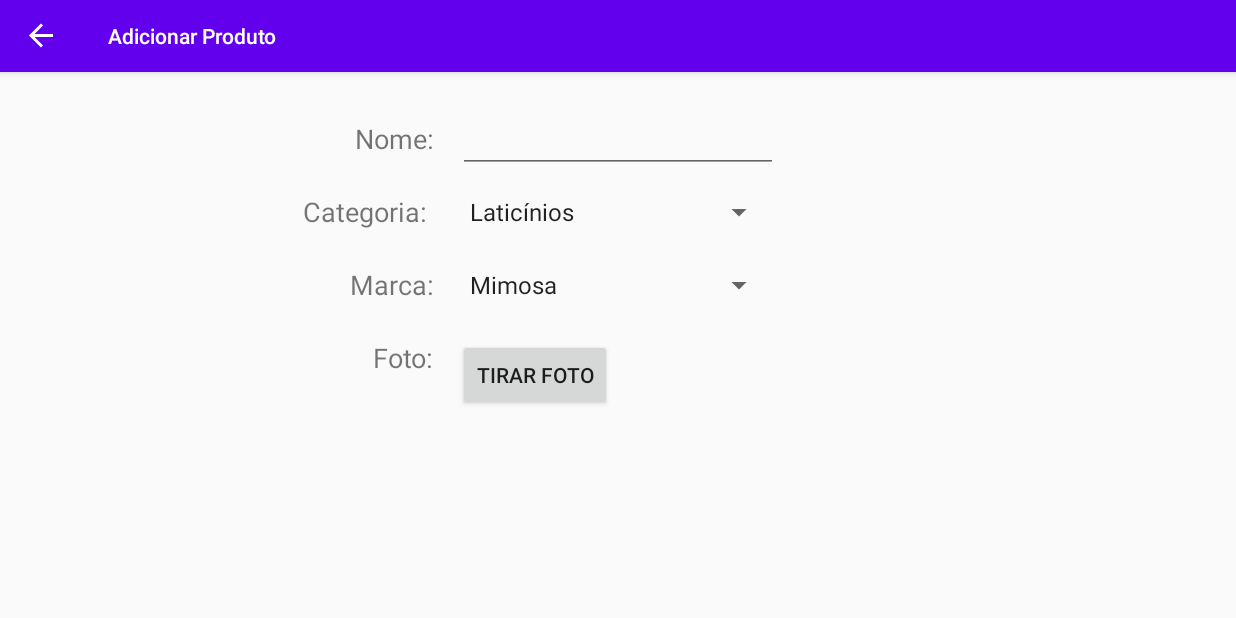
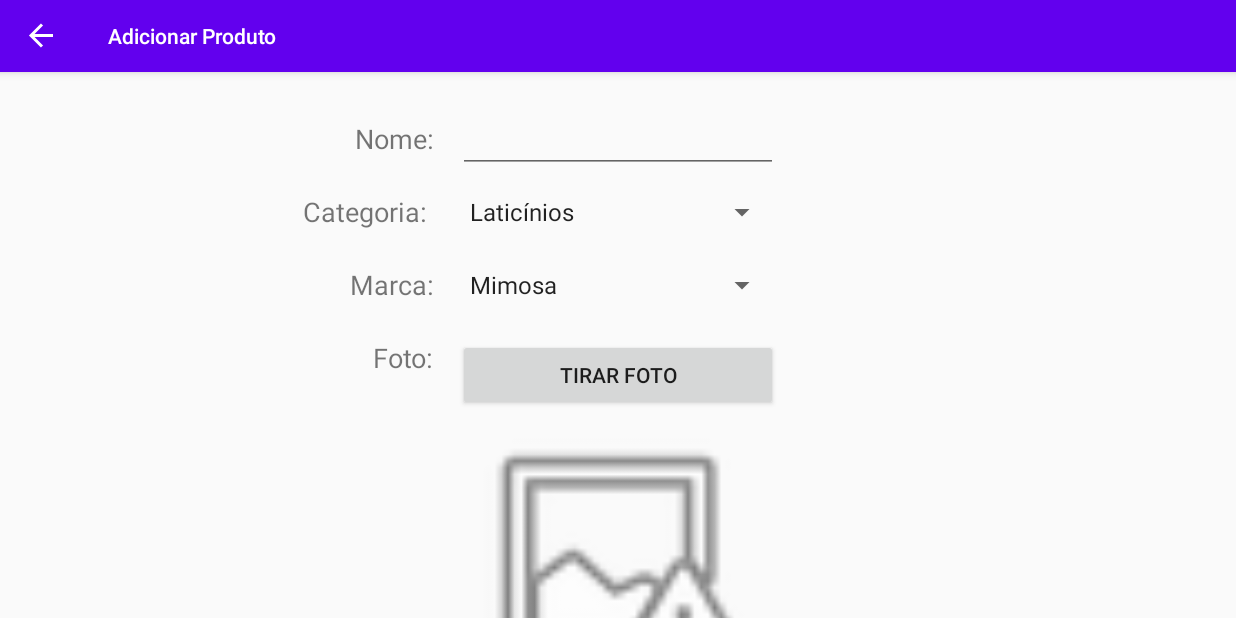
Before and after one commit to tiagonuneslx/gestao-da-cozinha, an Android app: the AdicionarProdutoFragment screen opened through its navigation route, on a phone screen of 824 x 412 dp (held sideways). Run offline under Robolectric (Android 15) with nearby library versions, the phone set to English and light mode, and no system bars; our stand-ins replace Room's generated code, Timber, data binding, navigation-ui; pictures from the network do not load.

Commit message:
Adicionar produto

```diff
--- a/app/src/main/java/com/example/gestaodacozinha/data/ProdutosDao.kt
+++ b/app/src/main/java/com/example/gestaodacozinha/data/ProdutosDao.kt
@@ -1,12 +1,7 @@
 package com.example.gestaodacozinha.data
 
 import androidx.lifecycle.LiveData
-import androidx.room.Dao
-import androidx.room.Delete
-import androidx.room.Insert
-import androidx.room.OnConflictStrategy
-import androidx.room.Query
-import androidx.room.Update
+import androidx.room.*
 
 @Dao
 interface ProdutosDao {
@@ -44,5 +39,5 @@ interface ProdutosDao {
     suspend fun removerMarca(marca: Marca)
 
     @Query("SELECT * FROM marca")
-    fun obterTodasMarcas(): LiveData<List<Categoria>>
+    fun obterTodasMarcas(): LiveData<List<Marca>>
 }
--- a/app/src/main/java/com/example/gestaodacozinha/ui/produtos/AdicionarProdutoFragment.kt
+++ b/app/src/main/java/com/example/gestaodacozinha/ui/produtos/AdicionarProdutoFragment.kt
@@ -1,76 +1,54 @@
 package com.example.gestaodacozinha.ui.produtos
 
+import android.app.Activity.RESULT_OK
 import android.content.Intent
-import android.net.Uri
 import android.os.Bundle
-import android.provider.MediaStore
 import android.view.LayoutInflater
 import android.view.View
 import android.view.ViewGroup
-import android.widget.AdapterView
-import android.widget.ArrayAdapter
-import androidx.core.content.FileProvider
 import androidx.fragment.app.Fragment
 import androidx.fragment.app.viewModels
+import com.bumptech.glide.Glide
 import com.example.gestaodacozinha.data.AppDatabase
 import com.example.gestaodacozinha.databinding.AdicionarProdutoFragmentBinding
-import com.example.gestaodacozinha.utils.createImageFile
+import com.example.gestaodacozinha.utils.REQUEST_IMAGE_CAPTURE
+import com.example.gestaodacozinha.utils.apagarFotoAntigaSeExistir
+import com.example.gestaodacozinha.utils.preencher
+import com.example.gestaodacozinha.utils.tirarFoto
 import timber.log.Timber
 
-const val REQUEST_IMAGE_CAPTURE = 1
 
-class AdicionarProdutoFragment : Fragment(), AdapterView.OnItemSelectedListener {
+class AdicionarProdutoFragment : Fragment() {
+
+    lateinit var binding: AdicionarProdutoFragmentBinding
+
+    private val viewModel: AdicionarProdutosViewModel by viewModels {
+        val application = requireActivity().application
+        val dataSource = AppDatabase.getInstance(application).produtosDao
+        AdicionarProdutosViewModelFactory(dataSource, application)
+    }
 
     override fun onCreateView(
         inflater: LayoutInflater, container: ViewGroup?,
         savedInstanceState: Bundle?
     ): View? {
 
-        val binding = AdicionarProdutoFragmentBinding.inflate(inflater, container, false)
-
-        val viewModel: AdicionarProdutosViewModel by viewModels {
-            val application = requireActivity().application
-            val dataSource = AppDatabase.getInstance(application).produtosDao
-            AdicionarProdutosViewModelFactory(dataSource, application)
-        }
+        binding = AdicionarProdutoFragmentBinding.inflate(inflater, container, false)
 
         viewModel.categorias.observe(viewLifecycleOwner) {
-            ArrayAdapter(
-                requireContext(),
-                android.R.layout.simple_spinner_item,
-                it
-            ).also { adapter ->
-                adapter.setDropDownViewResource(android.R.layout.simple_spinner_dropdown_item)
-                binding.categoriaSpinner.adapter = adapter
+            it?.let {
+                binding.categoriaSpinner.preencher(requireContext(), it)
             }
         }
 
         viewModel.marcas.observe(viewLifecycleOwner) {
-            ArrayAdapter(
-                requireContext(),
-                android.R.layout.simple_spinner_item,
-                it
-            ).also { adapter ->
-                adapter.setDropDownViewResource(android.R.layout.simple_spinner_dropdown_item)
-                binding.marcaSpinner.adapter = adapter
+            it?.let {
+                binding.marcaSpinner.preencher(requireContext(), it)
             }
         }
 
-        // binding.categoriaSpinner.onItemSelectedListener = this
-
         binding.tirarFotoBotao.setOnClickListener {
-            Intent(MediaStore.ACTION_IMAGE_CAPTURE).also { takePictureIntent ->
-                takePictureIntent.resolveActivity(requireContext().packageManager)?.also {
-                    val photoURI: Uri = FileProvider.getUriForFile(
-                        requireContext(),
-                        "com.example.gestaodacozinha.fileprovider",
-                        createImageFile(requireContext())
-                    )
-                    Timber.i("Imagem guardada, URI: $photoURI")
-                    takePictureIntent.putExtra(MediaStore.EXTRA_OUTPUT, photoURI)
-                    startActivityForResult(takePictureIntent, REQUEST_IMAGE_CAPTURE)
-                }
-            }
+            viewModel.novaFotoUri = tirarFoto(requireContext(), this)
         }
 
         binding.viewModel = viewModel
@@ -79,11 +57,15 @@ class AdicionarProdutoFragment : Fragment(), AdapterView.OnItemSelectedListener
         return binding.root
     }
 
-    override fun onItemSelected(p0: AdapterView<*>?, p1: View?, p2: Int, p3: Long) {
-        TODO("Not yet implemented")
-    }
-
-    override fun onNothingSelected(p0: AdapterView<*>?) {
-        TODO("Not yet implemented")
+    override fun onActivityResult(requestCode: Int, resultCode: Int, data: Intent?) {
+        if (requestCode == REQUEST_IMAGE_CAPTURE && resultCode == RESULT_OK) {
+            apagarFotoAntigaSeExistir(requireContext(), viewModel.fotoUri)
+            viewModel.fotoUri = viewModel.novaFotoUri
+            Glide.with(this)
+                .load(viewModel.fotoUri)
+                .into(binding.foto);
+            Timber.i("Imagem carregada!")
+        }
+        super.onActivityResult(requestCode, resultCode, data)
     }
 }
--- /dev/null
+++ b/app/src/main/java/com/example/gestaodacozinha/utils/SpinnerUtil.kt
@@ -0,0 +1,60 @@
+package com.example.gestaodacozinha.utils
+
+import android.content.Context
+import android.view.View
+import android.widget.AdapterView
+import android.widget.AdapterView.OnItemSelectedListener
+import android.widget.ArrayAdapter
+import android.widget.Spinner
+import androidx.databinding.BindingAdapter
+import androidx.databinding.InverseBindingAdapter
+import androidx.databinding.InverseBindingListener
+
+
+fun Spinner.preencher(context: Context, content: List<*>) {
+    ArrayAdapter(
+        context,
+        android.R.layout.simple_spinner_item,
+        content
+    ).also { adapter ->
+        adapter.setDropDownViewResource(android.R.layout.simple_spinner_dropdown_item)
+        this.adapter = adapter
+    }
+}
+
+@BindingAdapter("selection")
+fun setSelection(spinner: Spinner, newSelection: Any?) {
+    if (newSelection != null && spinner.selectedItem != newSelection) {
+        spinner.setSelection(getIndexOfItem(spinner, newSelection));
+    }
+}
+
+private fun getIndexOfItem(spinner: Spinner, value: Any): Int {
+    for (i in 0 until spinner.count) {
+        if (spinner.getItemAtPosition(i).toString().equals(value.toString(), ignoreCase = true)) {
+            return i
+        }
+    }
+    return 0
+}
+
+@InverseBindingAdapter(attribute = "selection")
+fun getSelection(spinner: Spinner): Any? {
+    return spinner.selectedItem
+}
+
+@BindingAdapter("selectionAttrChanged")
+fun setListeners(
+    spinner: Spinner,
+    selectionAttrChanged: InverseBindingListener
+) {
+    spinner.onItemSelectedListener = object : OnItemSelectedListener {
+        override fun onItemSelected(parent: AdapterView<*>?, view: View?, position: Int, id: Long) {
+            selectionAttrChanged.onChange()
+        }
+
+        override fun onNothingSelected(parent: AdapterView<*>?) {
+            selectionAttrChanged.onChange()
+        }
+    }
+}
--- a/app/src/main/res/layout/adicionar_produto_fragment.xml
+++ b/app/src/main/res/layout/adicionar_produto_fragment.xml
@@ -24,21 +24,26 @@
             android:inputType="textShortMessage|textAutoCorrect|textCapSentences"
             app:layout_constraintBaseline_toBaselineOf="@+id/textView"
             app:layout_constraintEnd_toEndOf="parent"
+            android:text="@={viewModel.nome}"
             app:layout_constraintStart_toStartOf="parent" />
 
         <Spinner
             android:id="@+id/categoria_spinner"
-            android:layout_width="211dp"
+            android:layout_width="0dp"
             android:layout_height="wrap_content"
             app:layout_constraintBottom_toBottomOf="@+id/textView3"
-            app:layout_constraintStart_toStartOf="@+id/nome_textview" />
+            app:layout_constraintEnd_toEndOf="@+id/nome_textview"
+            app:layout_constraintStart_toStartOf="@+id/nome_textview"
+            app:selection="@={viewModel.categoria}" />
 
         <Spinner
             android:id="@+id/marca_spinner"
-            android:layout_width="211dp"
+            android:layout_width="0dp"
             android:layout_height="wrap_content"
             app:layout_constraintBottom_toBottomOf="@+id/textView5"
-            app:layout_constraintStart_toStartOf="@+id/categoria_spinner" />
+            app:layout_constraintEnd_toEndOf="@+id/categoria_spinner"
+            app:layout_constraintStart_toStartOf="@+id/categoria_spinner"
+            app:selection="@={viewModel.marca}" />
 
         <TextView
             android:id="@+id/textView"
@@ -84,11 +89,35 @@
 
         <Button
             android:id="@+id/tirar_foto_botao"
-            android:layout_width="wrap_content"
+            android:layout_width="0dp"
             android:layout_height="wrap_content"
             android:text="Tirar foto"
+            app:layout_constraintEnd_toEndOf="@+id/marca_spinner"
             app:layout_constraintStart_toStartOf="@+id/marca_spinner"
             app:layout_constraintTop_toTopOf="@+id/textView6" />
 
+        <ImageView
+            android:id="@+id/foto"
+            android:layout_width="0dp"
+            android:layout_height="0dp"
+            android:scaleType="centerCrop"
+            app:layout_constraintDimensionRatio="1:1"
+            app:layout_constraintEnd_toEndOf="@+id/tirar_foto_botao"
+            app:layout_constraintStart_toStartOf="@+id/tirar_foto_botao"
+            app:layout_constraintTop_toBottomOf="@+id/tirar_foto_botao"
+            app:srcCompat="@android:drawable/ic_menu_report_image" />
+
+        <Button
+            android:id="@+id/guardar_produto_botao"
+            android:layout_width="wrap_content"
+            android:layout_height="wrap_content"
+            android:layout_marginTop="40dp"
+            android:onClick="@{() -> viewModel.guardarProduto()}"
+            android:text="Guardar Produto"
+            app:layout_constraintEnd_toEndOf="parent"
+            app:layout_constraintHorizontal_bias="0.498"
+            app:layout_constraintStart_toStartOf="parent"
+            app:layout_constraintTop_toBottomOf="@+id/foto" />
+
     </androidx.constraintlayout.widget.ConstraintLayout>
 </layout>
```
Also changed, not shown: app/build.gradle (+6 -5 lines), app/src/main/java/com/example/gestaodacozinha/ui/produtos/AdicionarProdutosViewModel.kt (+26 -0 lines), app/src/main/java/com/example/gestaodacozinha/utils/FotoUtil.kt (+38 -8 lines).
